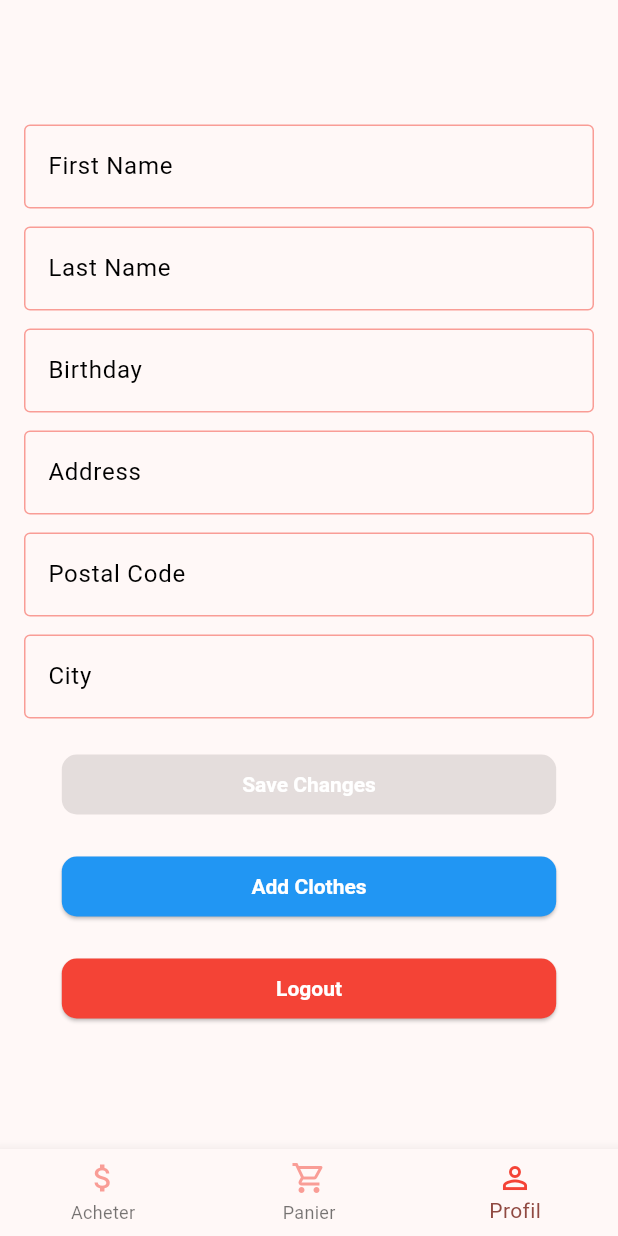
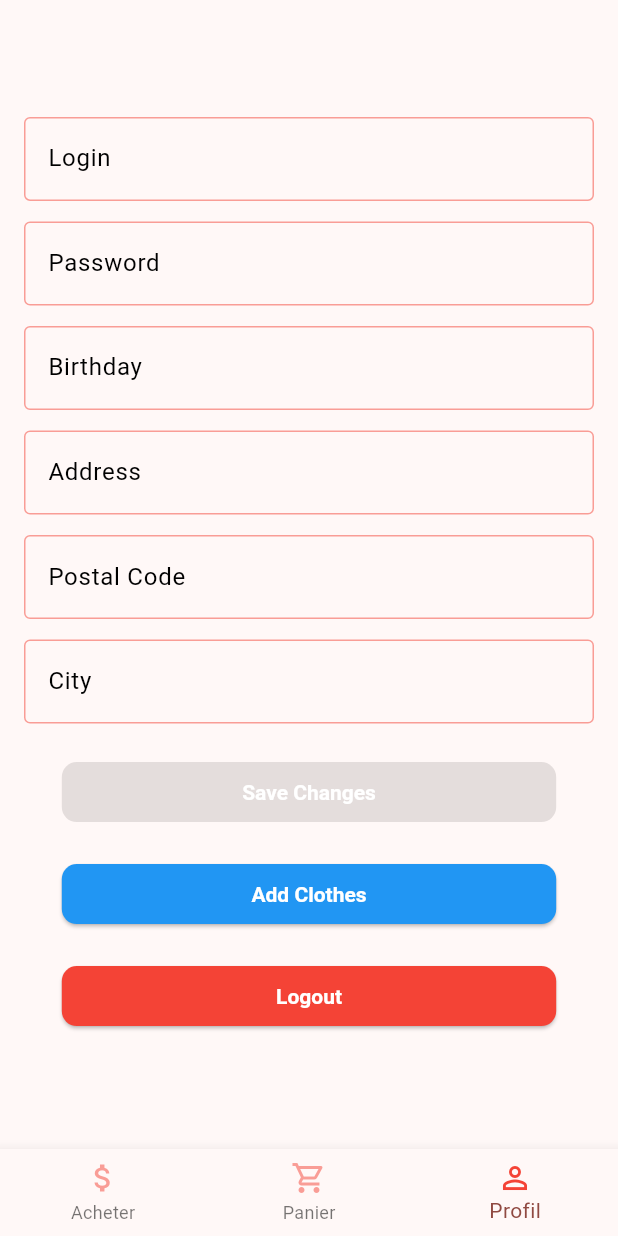
Before and after one commit to ke-saad/vogue_app, a Flutter app: the screen it shows once a user with an empty profile is signed in, item 3 of the bottom bar chosen, on a phone screen of 412 x 824 dp. Run offline on Flutter 3.47's test engine with Material 3 defaults, Android fonts, the light colour scheme and no system bars; our stand-ins replace cloud_firestore, firebase_auth, firebase_core, firebase_storage, image_picker, logger; missing offline and left inert: tflite_flutter; accounts and stored records are empty; network calls fail.

Commit message:
fouteenth commit

```diff
--- a/assets/labels.txt
+++ b/assets/labels.txt
@@ -1,3 +1,3 @@
-0 Pants
-1 Shirt
-2 Shoes
+0 Hauts
+1 Pantalons
+2 Chaussures
--- a/lib/src/cart_screen/components/cart_item.dart
+++ b/lib/src/cart_screen/components/cart_item.dart
@@ -66,7 +66,7 @@ class CartItem extends StatelessWidget {
                   ),
                   const SizedBox(height: 4.0),
                   Text(
-                    'Size: ${clothes['size']}',
+                    'Taille: ${clothes['size']}',
                     style: TextStyle(
                       color: Colors.white.withOpacity(0.9),
                       fontSize: 14,
@@ -74,7 +74,7 @@ class CartItem extends StatelessWidget {
                   ),
                   const SizedBox(height: 4.0),
                   Text(
-                    'Price: €${clothes['price']}',
+                    'Prix: €${clothes['price']}',
                     style: const TextStyle(
                       color: Color.fromARGB(255, 0, 0, 0),
                       fontSize: 14,
--- a/lib/src/cart_screen/components/cart_items_list.dart
+++ b/lib/src/cart_screen/components/cart_items_list.dart
@@ -102,7 +102,7 @@ class CartItemsList extends StatelessWidget {
                         ),
                         const SizedBox(height: 4.0),
                         Text(
-                          'Price: €${item['price']}',
+                          'Prix: €${item['price']}',
                           style: const TextStyle(
                             color: Color(0xFFFFCDD2),
                             fontSize: 14,
--- a/lib/src/clothes_details/clothes_details_screen.dart
+++ b/lib/src/clothes_details/clothes_details_screen.dart
@@ -99,10 +99,12 @@ class _ClothesDetailsScreenState extends State<ClothesDetailsScreen> {
     return Scaffold(
       body: isLoading
           ? const Center(child: CircularProgressIndicator())
-          : SingleChildScrollView(
+          : Center(
+              child: SingleChildScrollView(
                 child: Padding(
                   padding: const EdgeInsets.all(16.0),
                   child: Column(
+                    mainAxisAlignment: MainAxisAlignment.center,
                     crossAxisAlignment: CrossAxisAlignment.start,
                     children: [
                       if (clothesDetails?['image'] != null)
@@ -128,6 +130,7 @@ class _ClothesDetailsScreenState extends State<ClothesDetailsScreen> {
                   ),
                 ),
               ),
+            ),
     );
   }
 }
--- a/lib/src/clothes_details/components/clothes_details_add_to_cart_button.dart
+++ b/lib/src/clothes_details/components/clothes_details_add_to_cart_button.dart
@@ -32,7 +32,7 @@ class ClothesDetailsAddToCartButton extends StatelessWidget {
           ),
         ),
         child: const Text(
-          'Add to Cart',
+          'Ajouter au panier',
           style: TextStyle(
             color: Colors.white,
             fontWeight: FontWeight.bold,
--- a/lib/src/dashboard/components/clothes_list.dart
+++ b/lib/src/dashboard/components/clothes_list.dart
@@ -139,7 +139,7 @@ class _ClothesListState extends State<ClothesList> {
                                 ),
                                 const SizedBox(height: 4.0),
                                 Text(
-                                  'Size: ${clothes['size']}',
+                                  'Taille: ${clothes['size']}',
                                   style: TextStyle(
                                     color: Colors.white.withOpacity(0.9),
                                     fontSize: 14,
@@ -147,7 +147,7 @@ class _ClothesListState extends State<ClothesList> {
                                 ),
                                 const SizedBox(height: 4.0),
                                 Text(
-                                  'Price: €${clothes['price']}',
+                                  'Prix: €${clothes['price']}',
                                   style: const TextStyle(
                                     color: Color.fromARGB(255, 0, 0, 0),
                                     fontSize: 14,
--- a/lib/src/login/components/email_field.dart
+++ b/lib/src/login/components/email_field.dart
@@ -25,7 +25,7 @@ class _EmailFieldState extends State<EmailField> {
         controller: widget.controller,
         textAlign: TextAlign.center,
         decoration: InputDecoration(
-          labelText: 'Email',
+          labelText: 'Login',
           labelStyle: const TextStyle(color: Colors.black),
           border: OutlineInputBorder(
             borderSide: BorderSide(color: unfocusedBorderColor),
--- a/lib/src/profile_screen/components/profile_fields.dart
+++ b/lib/src/profile_screen/components/profile_fields.dart
@@ -4,8 +4,11 @@ class ProfileFields extends StatefulWidget {
   final Map<String, dynamic> userInfo;
   final Function(bool) updateHasChanges;
 
-  const ProfileFields(
-      {super.key, required this.userInfo, required this.updateHasChanges});
+  const ProfileFields({
+    super.key,
+    required this.userInfo,
+    required this.updateHasChanges,
+  });
 
   @override
   State<ProfileFields> createState() => _ProfileFieldsState();
@@ -20,39 +23,44 @@ class _ProfileFieldsState extends State<ProfileFields> {
   @override
   Widget build(BuildContext context) {
     final screenHeight = MediaQuery.of(context).size.height;
-
     final fieldHeight = screenHeight * 0.07;
 
     return Form(
       key: _formKey,
       child: Column(
         children: [
+          // Email Field
           _buildTextField(
-            label: 'First Name',
-            initialValue: widget.userInfo['first_name'],
+            label: 'Login',
+            initialValue: widget.userInfo['email'],
             onChanged: (value) {
               widget.updateHasChanges(true);
               setState(() {
-                widget.userInfo['first_name'] = value;
+                widget.userInfo['email'] = value;
               });
             },
-            validatorMessage: 'Please enter your first name',
+            validatorMessage: 'Please enter your email',
             height: fieldHeight,
           ),
           const SizedBox(height: 12.0),
+
+          // Password Field
           _buildTextField(
-            label: 'Last Name',
-            initialValue: widget.userInfo['last_name'],
+            label: 'Password',
+            initialValue: widget.userInfo['password'],
             onChanged: (value) {
               widget.updateHasChanges(true);
               setState(() {
-                widget.userInfo['last_name'] = value;
+                widget.userInfo['password'] = value;
               });
             },
-            validatorMessage: 'Please enter your last name',
+            validatorMessage: 'Please enter your password',
             height: fieldHeight,
+            obscureText: true,
           ),
           const SizedBox(height: 12.0),
+
+          // Birthday Field
           _buildTextField(
             label: 'Birthday',
             initialValue: widget.userInfo['birthday'],
@@ -66,6 +74,8 @@ class _ProfileFieldsState extends State<ProfileFields> {
             height: fieldHeight,
           ),
           const SizedBox(height: 12.0),
+
+          // Address Field
           _buildTextField(
             label: 'Address',
             initialValue: widget.userInfo['address'],
@@ -79,6 +89,8 @@ class _ProfileFieldsState extends State<ProfileFields> {
             height: fieldHeight,
           ),
           const SizedBox(height: 12.0),
+
+          // Postal Code Field
           _buildTextField(
             label: 'Postal Code',
             initialValue: widget.userInfo['postalCode'],
@@ -92,6 +104,8 @@ class _ProfileFieldsState extends State<ProfileFields> {
             height: fieldHeight,
           ),
           const SizedBox(height: 12.0),
+
+          // City Field
           _buildTextField(
             label: 'City',
             initialValue: widget.userInfo['city'],
@@ -115,8 +129,10 @@ class _ProfileFieldsState extends State<ProfileFields> {
     required ValueChanged<String> onChanged,
     required String validatorMessage,
     required double height,
+    bool obscureText = false,
   }) {
     return SizedBox(
+      height: height,
       child: TextFormField(
         initialValue: initialValue,
         decoration: InputDecoration(
@@ -129,6 +145,7 @@ class _ProfileFieldsState extends State<ProfileFields> {
             borderSide: BorderSide(color: unfocusedBorderColor, width: 1.0),
           ),
         ),
+        obscureText: obscureText,
         validator: (value) {
           if (value == null || value.isEmpty) {
             return validatorMessage;
--- a/lib/src/profile_screen/profile_screen.dart
+++ b/lib/src/profile_screen/profile_screen.dart
@@ -1,5 +1,6 @@
 import 'package:flutter/material.dart';
 import 'package:cloud_firestore/cloud_firestore.dart';
+import 'package:firebase_auth/firebase_auth.dart';
 import './components/profile_fields.dart';
 import './components/process_button.dart';
 import './components/add_clothes_button.dart';
@@ -19,14 +20,22 @@ class _ProfileScreenState extends State<ProfileScreen> {
   bool isLoading = true;
   bool hasChanges = false;
 
+  // Firebase Authentication user instance
+  User? firebaseUser;
+
   @override
   void initState() {
     super.initState();
-    fetchUserInfo();
+    fetchUserData();
   }
 
-  Future<void> fetchUserInfo() async {
+  Future<void> fetchUserData() async {
     try {
+      firebaseUser = FirebaseAuth.instance.currentUser;
+      if (firebaseUser == null) {
+        print("No authenticated user.");
+        return;
+      }
       final snapshot = await FirebaseFirestore.instance
           .collection('users_info')
           .doc(widget.userId)
@@ -35,10 +44,11 @@ class _ProfileScreenState extends State<ProfileScreen> {
       if (snapshot.exists) {
         setState(() {
           userInfo = snapshot.data() as Map<String, dynamic>;
+          userInfo['email'] = firebaseUser!.email; // Set email from Firebase Auth
           isLoading = false;
         });
       } else {
-        print('User info not found.');
+        print('User info not found in Firestore.');
         setState(() {
           isLoading = false;
         });
@@ -66,9 +76,7 @@ class _ProfileScreenState extends State<ProfileScreen> {
       setState(() {
         hasChanges = false;
       });
-      // Refetch user info after update
-      await fetchUserInfo();
-      // Update the changes in UI if needed
+      await fetchUserData();
     } catch (e) {
       print('Error updating user info: $e');
     }
@@ -85,12 +93,12 @@ class _ProfileScreenState extends State<ProfileScreen> {
                 color: Colors.red,
               ),
             )
-          : Center( // Wrap the content with Center
-              child: SingleChildScrollView( // Add SingleChildScrollView for scrolling
+          : Center(
+              child: SingleChildScrollView(
                 child: Padding(
                   padding: const EdgeInsets.all(16.0),
                   child: Column(
-                    mainAxisSize: MainAxisSize.min, // Make the column as small as its content
+                    mainAxisSize: MainAxisSize.min,
                     children: [
                       ProfileFields(
                         userInfo: userInfo,
```
Also changed, not shown: lib/src/add_clothes_screen/components/add_clothes_fields.dart (+10 -7 lines), lib/src/clothes_details/components/colthes_details_fields.dart (+4 -4 lines), lib/main.dart (line endings or trailing spaces), lib/src/add_clothes_screen/components/submit_clothes_button.dart (line endings or trailing spaces), 1 other file. Lines whose indentation alone changed are shown as unchanged.
